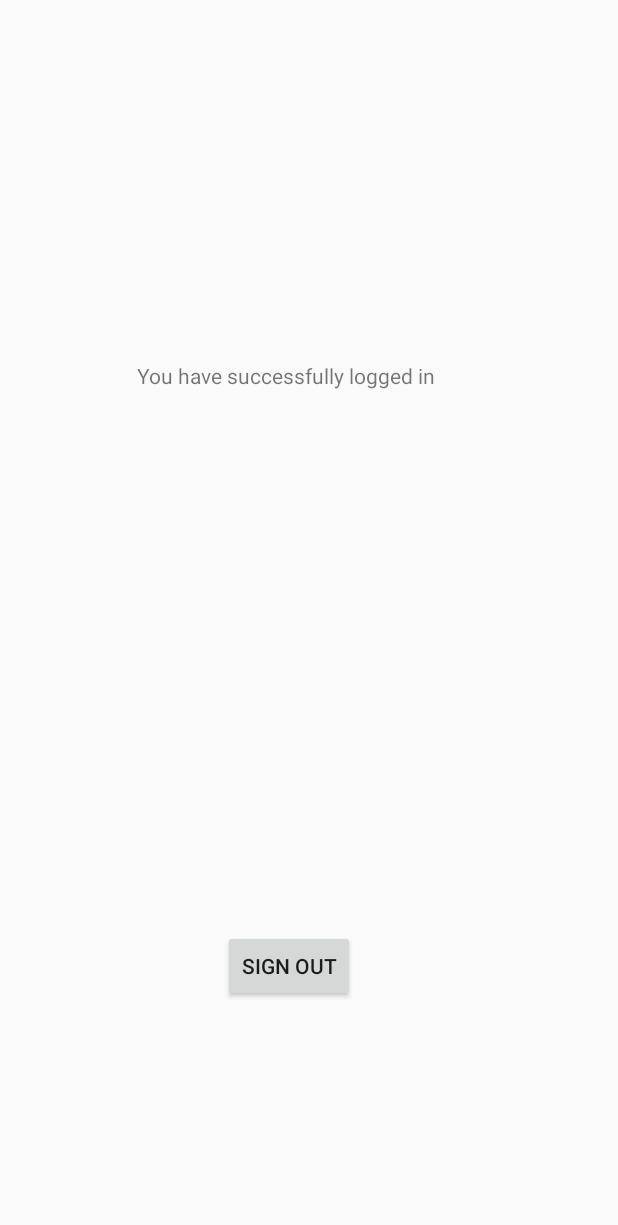
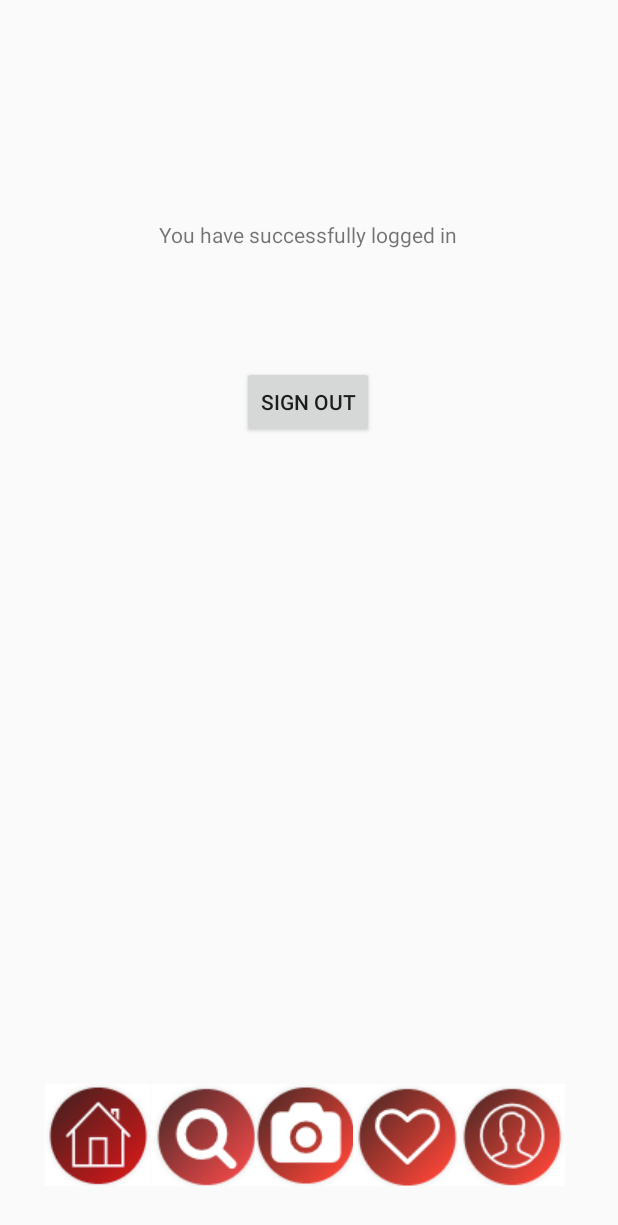
Before and after one commit to imtiazrayman/InstagramClone, an Android app: the HomeActivity screen opened directly, with no data from a screen before it, on a phone screen of 412 x 824 dp. Shown: the top 1225 px of the screen. Run offline under Robolectric (Android 15) with nearby library versions, the phone set to English and light mode, and no system bars; our stand-ins replace Firebase (no records; nobody signed in at launch, a user with empty details on screens opened directly).

Commit message:
Nav bar in Home activity with icons

```diff
--- a/app/src/main/java/com/example/instant/MainActivity.kt
+++ b/app/src/main/java/com/example/instant/MainActivity.kt
@@ -58,6 +58,11 @@ class MainActivity : AppCompatActivity() {
                 myToast.setGravity(Gravity.LEFT,200,200)
                 myToast.show()
 
+                // this is test code so i can see how the ui looks like since i cant sign in atm
+               /* val myIntent= Intent(this, HomeActivity::class.java)
+                startActivity(myIntent)
+                overridePendingTransition(R.anim.slide_in_right, R.anim.slide_out_left); // slide out to next activity animation*/
+
                 /*val myIntent= Intent(this, ProfileActivity::class.java)
                 startActivity(myIntent)
                 overridePendingTransition(R.anim.slide_in_right, R.anim.slide_out_left); // slide out to next activity animation*/
--- a/app/src/main/res/layout/activity_home.xml
+++ b/app/src/main/res/layout/activity_home.xml
@@ -19,10 +19,10 @@
         android:text="@string/congrats_text"
         app:layout_constraintBottom_toTopOf="@+id/sign_out_button"
         app:layout_constraintEnd_toEndOf="parent"
-        app:layout_constraintHorizontal_bias="0.424"
+        app:layout_constraintHorizontal_bias="0.497"
         app:layout_constraintStart_toStartOf="parent"
         app:layout_constraintTop_toTopOf="parent"
-        app:layout_constraintVertical_bias="0.398" />
+        app:layout_constraintVertical_bias="0.663" />
 
     <Button
         android:id="@+id/sign_out_button"
@@ -30,11 +30,58 @@
         android:layout_height="wrap_content"
         android:layout_marginStart="8dp"
         android:layout_marginEnd="8dp"
-        android:layout_marginBottom="156dp"
+        android:layout_marginBottom="532dp"
         android:text="@string/sign_out_button"
         app:layout_constraintBottom_toBottomOf="parent"
         app:layout_constraintEnd_toEndOf="parent"
-        app:layout_constraintHorizontal_bias="0.456"
+        app:layout_constraintHorizontal_bias="0.498"
         app:layout_constraintStart_toStartOf="parent" />
 
+    <LinearLayout
+        android:layout_width="392dp"
+        android:layout_height="85dp"
+        android:layout_marginBottom="16dp"
+        android:orientation="horizontal"
+        app:layout_constraintBottom_toBottomOf="parent"
+        app:layout_constraintEnd_toEndOf="parent"
+        app:layout_constraintHorizontal_bias="0.473"
+        app:layout_constraintStart_toStartOf="parent"
+        app:layout_constraintTop_toBottomOf="@+id/sign_out_button"
+        app:layout_constraintVertical_bias="1.0">
+
+        <ImageButton
+            android:id="@+id/imageButton4"
+            android:layout_width="71dp"
+            android:layout_height="68dp"
+            android:layout_marginStart="20dp"
+            app:srcCompat="@drawable/homeicon" />
+
+        <ImageButton
+            android:id="@+id/imageButton6"
+            android:layout_width="69dp"
+            android:layout_height="68dp"
+            android:layout_marginBottom="164dp"
+            app:srcCompat="@drawable/search" />
+
+        <ImageButton
+            android:id="@+id/imageButton2"
+            android:layout_width="65dp"
+            android:layout_height="68dp"
+            android:layout_marginBottom="16dp"
+            app:srcCompat="@drawable/camera" />
+
+        <ImageButton
+            android:id="@+id/imageButton3"
+            android:layout_width="70dp"
+            android:layout_height="68dp"
+            android:layout_marginBottom="16dp"
+            app:srcCompat="@drawable/heart" />
+
+        <ImageButton
+            android:id="@+id/imageButton"
+            android:layout_width="71dp"
+            android:layout_height="68dp"
+            app:srcCompat="@drawable/personicon" />
+    </LinearLayout>
+
 </androidx.constraintlayout.widget.ConstraintLayout>
```
Also changed, not shown: app/src/main/res/drawable/camera.png (renamed from app/src/main/res/drawable/CameraIcon.png), app/src/main/res/drawable/heart.png (renamed from app/src/main/res/drawable/HeartIcon.png), app/src/main/res/drawable/homeicon.png (added), app/src/main/res/drawable/houseicon.png (renamed from app/src/main/res/drawable/HomeButton.png), app/src/main/res/drawable/navbuttons.png (renamed from app/src/main/res/drawable/NavButtons.png), app/src/main/res/drawable/personicon.png (renamed from app/src/main/res/drawable/FriendIcon.png), app/src/main/res/drawable/search.png (renamed from app/src/main/res/drawable/SearchIcon.png).
